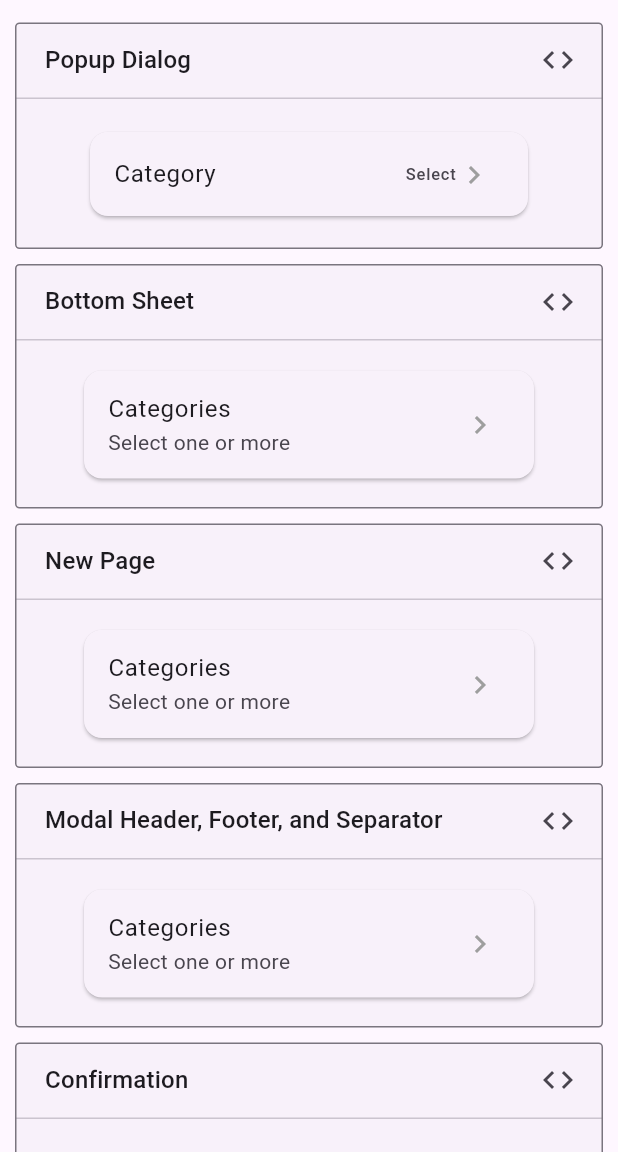
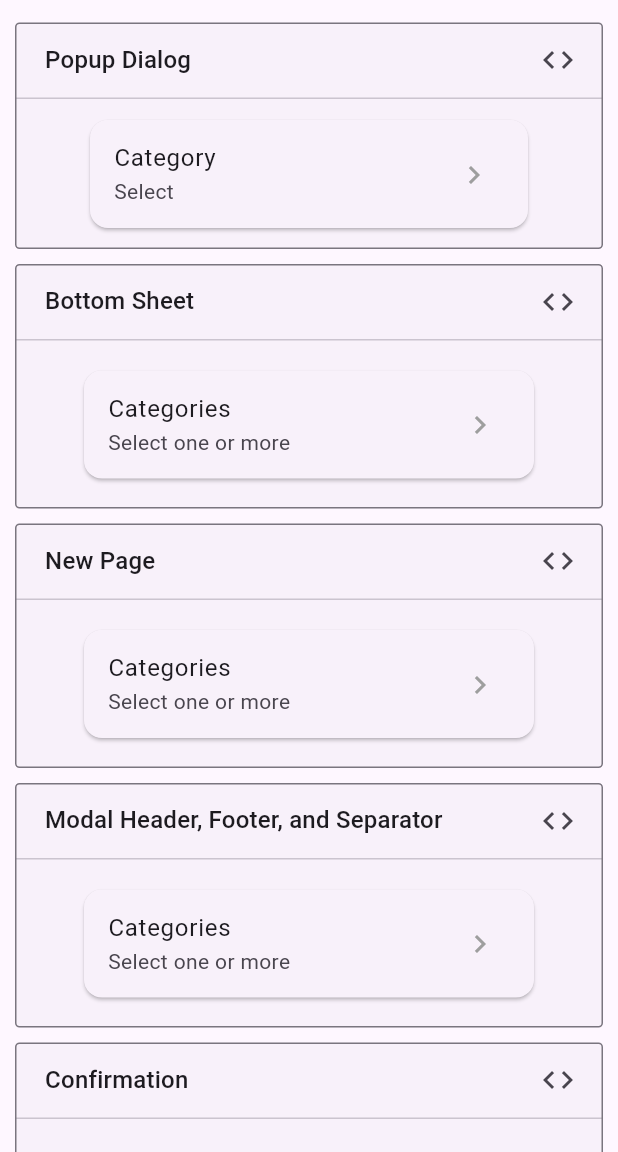
Before and after one commit to davigmacode/flutter_choice, a Flutter app: the screen it shows after launch, after a tap on "Prompted", on a phone screen of 412 x 824 dp, the part 84-1236 px from its top. Run offline on Flutter 3.47's test engine with Material 2 defaults, Android fonts, the phone set to English and light mode, and no system bars; our stand-ins replace dio; missing offline and left inert: animated_checkmark; network calls fail.

Commit message:
Replaced trigger with anchor

```diff
--- a/lib/choice.dart
+++ b/lib/choice.dart
@@ -4,4 +4,5 @@ export 'selection.dart';
 export 'inline.dart';
 export 'prompt.dart';
 export 'modal.dart';
+export 'anchor.dart';
 export 'src/main.dart';
--- a/lib/prompt.dart
+++ b/lib/prompt.dart
@@ -1,6 +1,5 @@
 library choice_prompt;
 
 export 'src/prompt/types.dart';
-export 'src/prompt/trigger.dart';
 export 'src/prompt/delegate.dart';
 export 'src/prompt/main.dart';
--- a/lib/src/main.dart
+++ b/lib/src/main.dart
@@ -272,7 +272,7 @@ class Choice<T> extends StatelessWidget {
     ChoiceStateBuilder<T>? modalFooterBuilder,
     ChoiceStateBuilder<T>? modalSeparatorBuilder,
     FlexFit modalFit = FlexFit.loose,
-    ChoicePromptBuilder<T>? triggerBuilder,
+    ChoicePromptBuilder<T>? anchorBuilder,
     ChoicePromptDelegate<T>? promptDelegate,
     bool searchable = false,
     ValueSetter<String>? onSearch,
@@ -294,7 +294,7 @@ class Choice<T> extends StatelessWidget {
           modalFooterBuilder: modalFooterBuilder,
           modalSeparatorBuilder: modalSeparatorBuilder,
           modalFit: modalFit,
-          triggerBuilder: triggerBuilder,
+          anchorBuilder: anchorBuilder,
           promptDelegate: promptDelegate,
           searchable: searchable,
           onSearch: onSearch,
--- a/lib/src/prompt/main.dart
+++ b/lib/src/prompt/main.dart
@@ -2,8 +2,8 @@ import 'package:flutter/widgets.dart';
 import 'package:choice/selection.dart';
 import 'package:choice/inline.dart';
 import 'package:choice/modal.dart';
+import 'package:choice/anchor.dart';
 import 'delegate.dart';
-import 'trigger.dart';
 import 'types.dart';
 
 /// Widget to create prompted choice with single or multiple selection
@@ -29,7 +29,7 @@ class PromptedChoice<T> extends StatelessWidget {
   ///
   /// The [modalFit] prop is how a flexible modal body is inscribed into the available space.
   ///
-  /// The [triggerBuilder] prop called to build trigger widget to invoke modal prompt
+  /// The [anchorBuilder] prop called to build trigger widget to invoke modal prompt
   ///
   /// The [promptDelegate] prop called to specify ways to invoke modal prompt
   /// {@endtemplate}
@@ -122,7 +122,7 @@ class PromptedChoice<T> extends StatelessWidget {
     this.modalFooterBuilder,
     this.modalSeparatorBuilder,
     this.modalFit = FlexFit.loose,
-    this.triggerBuilder,
+    this.anchorBuilder,
     this.promptDelegate,
     this.searchable = false,
     this.onSearch,
@@ -225,7 +225,7 @@ class PromptedChoice<T> extends StatelessWidget {
     this.modalFooterBuilder,
     this.modalSeparatorBuilder,
     this.modalFit = FlexFit.loose,
-    this.triggerBuilder,
+    this.anchorBuilder,
     this.promptDelegate,
     this.searchable = false,
     this.onSearch,
@@ -327,7 +327,7 @@ class PromptedChoice<T> extends StatelessWidget {
     this.modalFooterBuilder,
     this.modalSeparatorBuilder,
     this.modalFit = FlexFit.loose,
-    this.triggerBuilder,
+    this.anchorBuilder,
     this.promptDelegate,
     this.searchable = false,
     this.onSearch,
@@ -407,7 +407,7 @@ class PromptedChoice<T> extends StatelessWidget {
   /// {@template choice.prompt.trigger}
   /// Called to build trigger widget to invoke modal prompt
   /// {@endtemplate}
-  final ChoicePromptBuilder<T>? triggerBuilder;
+  final ChoicePromptBuilder<T>? anchorBuilder;
 
   /// {@macro choice.searchable}
   final bool searchable;
@@ -436,7 +436,7 @@ class PromptedChoice<T> extends StatelessWidget {
         searchable: searchable,
         onSearch: onSearch,
         delegate: promptDelegate,
-        builder: triggerBuilder ?? ChoiceTrigger.createBuilder(),
+        builder: anchorBuilder ?? ChoiceAnchor.createDefault(),
         modal: ChoiceModal<T>(
           fit: modalFit,
           headerBuilder: modalHeaderBuilder,
--- a/lib/src/prompt/trigger.dart
+++ /dev/null
@@ -1,128 +0,0 @@
-import 'package:flutter/material.dart';
-import 'types.dart';
-
-class ChoiceTrigger extends StatelessWidget {
-  const ChoiceTrigger({
-    super.key,
-    this.title,
-    required this.value,
-    required this.onTap,
-    this.leading,
-    this.trailing,
-    this.loading,
-    this.inline,
-    this.dense,
-  });
-
-  final VoidCallback onTap;
-  final Widget? title;
-  final Widget? leading;
-  final Widget? trailing;
-  final bool? loading;
-  final bool? inline;
-  final bool? dense;
-  final Widget value;
-
-  static ChoicePromptBuilder<T> createBuilder<T>({
-    Widget? title,
-    Widget? leading,
-    Widget? trailing,
-    bool? loading,
-    bool? inline,
-    bool? dense,
-    int? valueTruncate,
-  }) {
-    return (state, openModal) {
-      return ChoiceTrigger(
-        title: title ?? (state.title != null ? Text(state.title!) : null),
-        value: ChoiceValueDisplay(
-          value: state.value,
-          placeholder: state.multiple ? 'Select one or more' : 'Select',
-          truncate: valueTruncate ?? (inline == true ? 1 : 2),
-        ),
-        leading: leading,
-        trailing: trailing,
-        loading: loading ?? state.loading,
-        inline: inline,
-        onTap: openModal,
-      );
-    };
-  }
-
-  /// Returns default trailing widget
-  static const Widget defaultTrailingIcon = Padding(
-    padding: EdgeInsets.only(top: 1),
-    child: Icon(
-      Icons.keyboard_arrow_right,
-      color: Colors.grey,
-    ),
-  );
-
-  /// Returns default loading indicator widget
-  static const Widget defaultTrailingSpinner = Padding(
-    padding: EdgeInsets.only(left: 8, top: 2),
-    child: SizedBox(
-      height: 16.0,
-      width: 16.0,
-      child: CircularProgressIndicator(
-        strokeWidth: 1.5,
-      ),
-    ),
-  );
-
-  Widget get _trailing {
-    return inline == true
-        ? Wrap(
-            crossAxisAlignment: WrapCrossAlignment.center,
-            children: <Widget>[
-              value,
-              _trailingIcon,
-            ],
-          )
-        : _trailingIcon;
-  }
-
-  Widget get _trailingIcon {
-    return loading != true
-        ? trailing ?? defaultTrailingIcon
-        : defaultTrailingSpinner;
-  }
-
-  @override
-  Widget build(BuildContext context) {
-    return ListTile(
-      title: title,
-      leading: leading,
-      subtitle: inline == true ? null : value,
-      trailing: _trailing,
-      dense: dense,
-      onTap: loading != true ? onTap : null,
-    );
-  }
-}
-
-class ChoiceValueDisplay<T> extends StatelessWidget {
-  const ChoiceValueDisplay({
-    super.key,
-    required this.value,
-    this.placeholder = 'Select one or more',
-    this.truncate,
-  });
-
-  final List<T> value;
-  final String placeholder;
-  final int? truncate;
-
-  @override
-  Widget build(BuildContext context) {
-    final display = truncate ?? value.length;
-    final stringify = value.isNotEmpty
-        ? value.length > display
-            ? display > 0
-                ? '${value.take(display).join(', ')}, and ${value.length - display} more'
-                : '${value.length} Selected'
-            : value.join(', ')
-        : placeholder;
-    return Text(stringify);
-  }
-}
```
